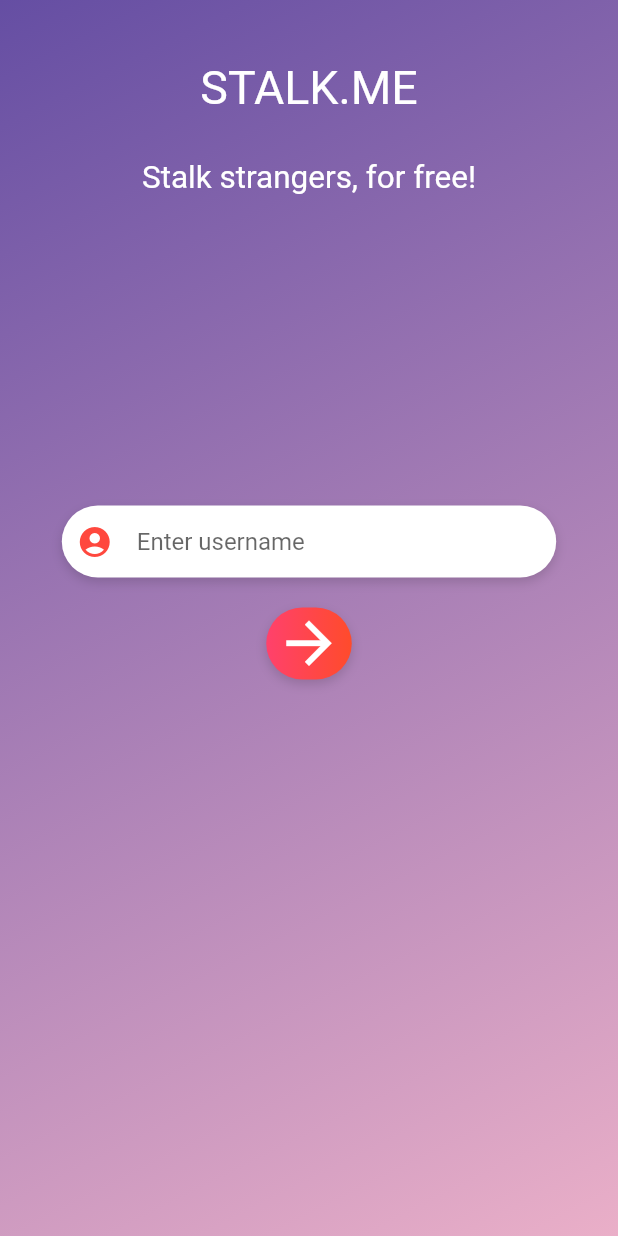
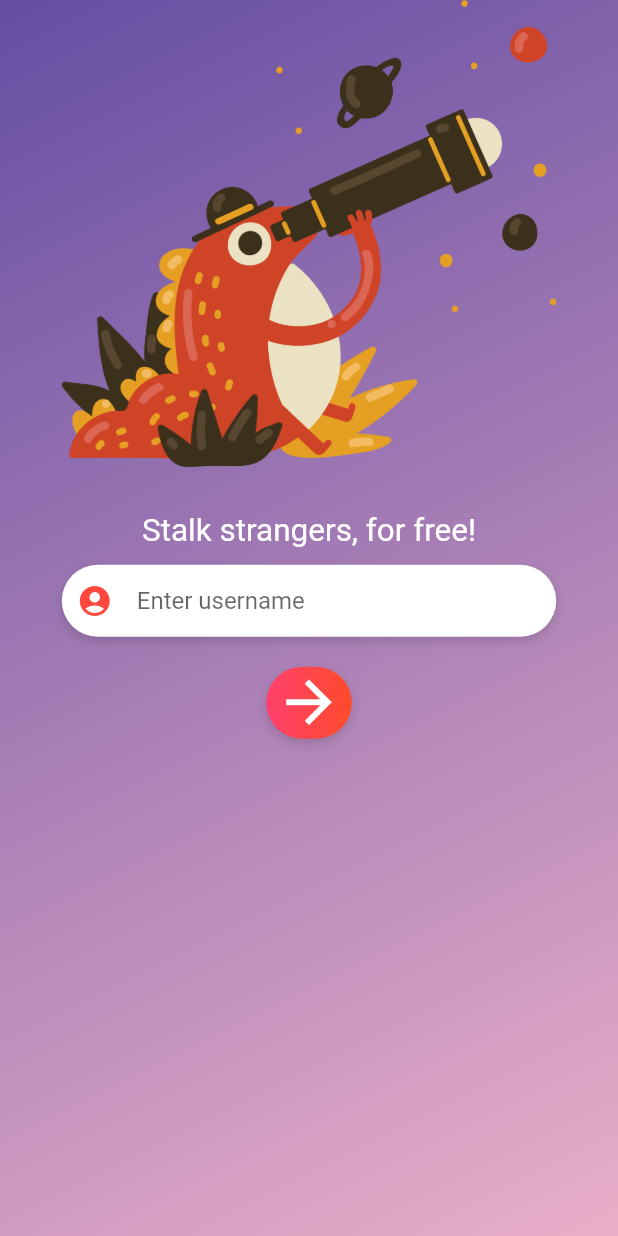
Before and after one commit to stalkme/stalkMe_App, a Flutter app: the screen it shows after launch, on a phone screen of 412 x 824 dp. Run offline on Flutter 3.47's test engine with Material 2 defaults, Android fonts, the light colour scheme and no system bars; our stand-ins replace google_maps_flutter, location; statements that could not run were skipped.

Commit message:
Overall update
- Friend list is now stored globally
- Added illustration when friend list is empty
- Added illustration on login screen

```diff
--- a/lib/LoginScreen.dart
+++ b/lib/LoginScreen.dart
@@ -33,14 +33,18 @@ class LoginScreen extends StatelessWidget {
           mainAxisAlignment: MainAxisAlignment.start,
           crossAxisAlignment: CrossAxisAlignment.center,
           children: <Widget>[
-            SizedBox(
-              height: 40,
+//            SizedBox(
+//              height: 40,
+//            ),
+            Image.asset(
+              'assets/vectors/login.png',
+              width: size.width * 0.8,
             ),
-            Text('STALK.ME',
-                style: TextStyle(
-                  color: Colors.white,
-                  fontSize: 31,
-                )),
+//            Text('STALK.ME',
+//                style: TextStyle(
+//                  color: Colors.white,
+//                  fontSize: 31,
+//                )),
             SizedBox(
               height: 30,
             ),
@@ -85,7 +89,7 @@ class _LoginFormState extends State<LoginForm> {
             Container(
               width: size.width * 0.80,
               padding: EdgeInsets.only(left: 10),
-              margin: EdgeInsets.only(top: size.height * 0.25),
+              margin: EdgeInsets.only(top: 10),
               decoration: BoxDecoration(
                   color: Colors.white,
                   borderRadius: BorderRadius.all(Radius.circular(26)),
--- a/lib/Maps.dart
+++ b/lib/Maps.dart
@@ -6,6 +6,7 @@ import 'package:stalkme_app/util/deviceSize.dart' as deviceSize;
 import 'package:stalkme_app/widgets/BottomMenu.dart';
 import 'package:stalkme_app/util/locationUtil.dart' as locationUtil;
 import 'package:stalkme_app/util/userInfo.dart' as userInfo;
+import 'package:stalkme_app/util/userClass.dart';
 
 class MapsMainScreen extends StatefulWidget {
   @override
--- /dev/null
+++ b/lib/util/friendList.dart
@@ -0,0 +1,3 @@
+import 'package:stalkme_app/util/userClass.dart';
+
+List<User> friendList = List();
--- a/lib/util/userInfo.dart
+++ b/lib/util/userInfo.dart
@@ -1,11 +1,9 @@
 import 'package:flutter/material.dart';
 import 'package:google_maps_flutter/google_maps_flutter.dart';
+
 import 'package:stalkme_app/util/userClass.dart';
 
 User userInfo = User(nickname: 'Player', message: '', activity: 'Default');
-String nickname = "Player";
-String message = "";
-String activity = "Default";
 BitmapDescriptor userIcon;
 BitmapDescriptor othersIcon;
 
--- a/pubspec.yaml
+++ b/pubspec.yaml
@@ -57,6 +57,8 @@ flutter:
     - assets/filterGraphics/volleyball.jpg
     - assets/mapsPins/user.png
     - assets/mapsPins/others.png
+    - assets/vectors/login.png
+    - assets/vectors/listEmpty.png
 
   # To add assets to your application, add an assets section, like this:
   # assets:
```
Also changed, not shown: lib/tabs/friendTab.dart (+15 -10 lines), assets/vectors/listEmpty.png (added), assets/vectors/login.png (added).
